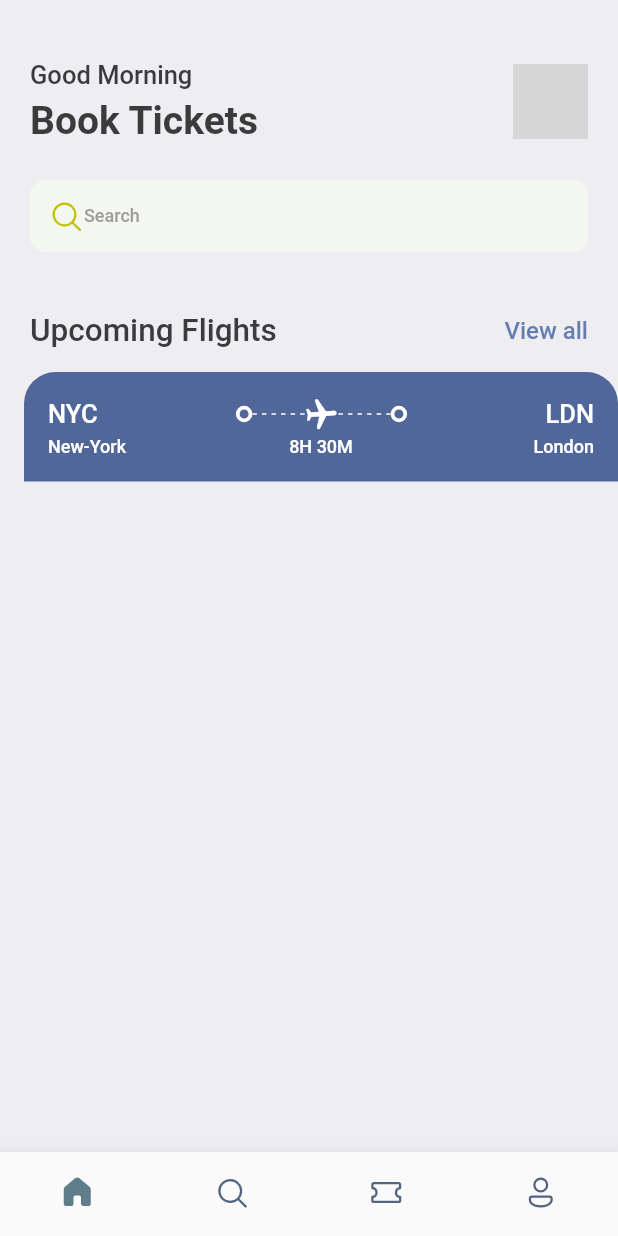
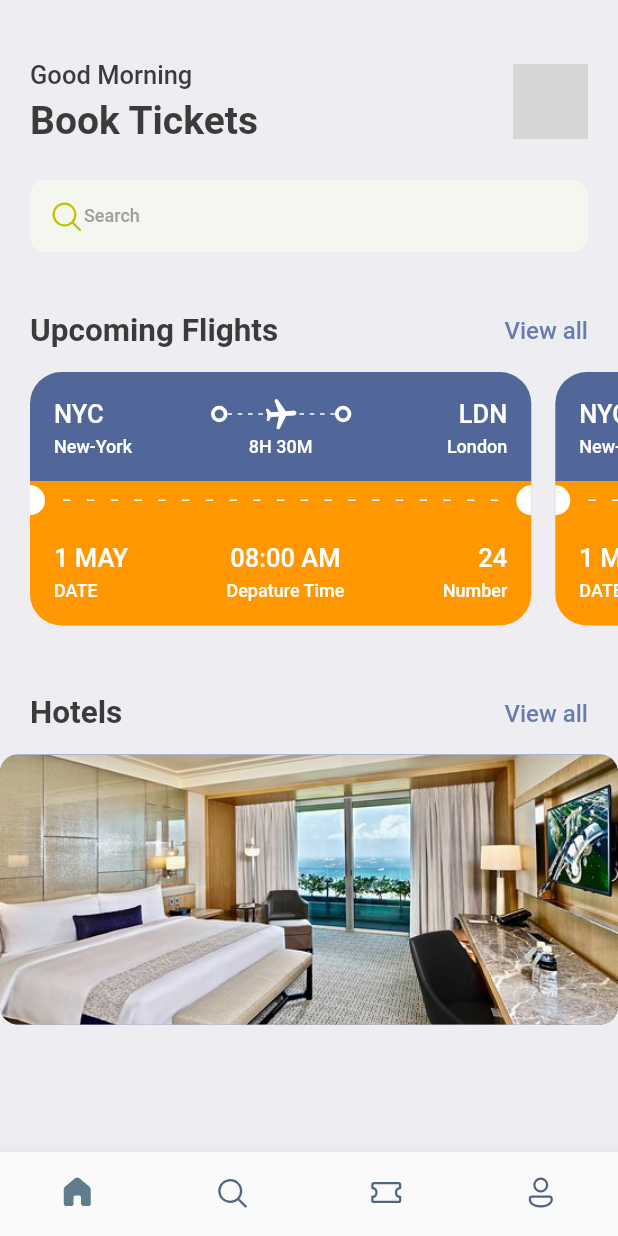
Before and after one commit to erwinqxy/book-tickets, a Flutter app: the screen it shows after launch, on a phone screen of 412 x 824 dp. Run offline on Flutter 3.47's test engine with Material 2 defaults, Android fonts, the phone set to English and light mode, and no system bars; our stand-ins replace fluentui_icons, gap; grey boxes are pictures that could not be loaded.

Commit message:
Add Hotel cards

```diff
--- a/lib/screens/home_screen.dart
+++ b/lib/screens/home_screen.dart
@@ -1,3 +1,4 @@
+import 'package:booktickets/screens/hotel_screen.dart';
 import 'package:booktickets/screens/ticket_view.dart';
 import 'package:fluentui_icons/fluentui_icons.dart';
 import 'package:flutter/material.dart';
@@ -77,7 +78,34 @@ class HomeScreen extends StatelessWidget {
                 ],
               )),
           const Gap(15),
-          TicketView(),
+          SingleChildScrollView(
+            scrollDirection: Axis.horizontal,
+            padding: const EdgeInsets.only(left:20),
+            child: Row(
+              children: [
+                TicketView(),
+                TicketView()
+              ],
+            ),
+
+          ),
+          const Gap(15),
+          Container(
+            padding: const EdgeInsets.symmetric(horizontal: 20),
+            child: Row(
+              mainAxisAlignment: MainAxisAlignment.spaceBetween,
+              children: [
+                Text("Hotels", style: Styles.headLineStyle2,),
+                InkWell(
+                    onTap: () {
+                      print("Tapped view all");
+                    },
+                    child: Text("View all", style: Styles.textStyle.copyWith(color: Styles.primaryColor)))
+              ],
+            ),
+          ),
+          const Gap(15),
+          HotelScreen()
         ]));
   }
 }
--- /dev/null
+++ b/lib/screens/hotel_screen.dart
@@ -0,0 +1,33 @@
+import 'package:booktickets/utils/app_layout.dart';
+import 'package:booktickets/utils/app_styles.dart';
+import 'package:flutter/material.dart';
+
+class HotelScreen extends StatelessWidget {
+  const HotelScreen({Key? key}) : super(key: key);
+
+  @override
+  Widget build(BuildContext context) {
+    final size = AppLayout.getSize(context);
+    return Container(
+      width: size.width * 0.6,
+      height: 350,
+      child: Column(
+        children: [
+          Container(
+            height: 180,
+            decoration: BoxDecoration(
+              borderRadius: BorderRadius.circular(12),
+              color: Styles.primaryColor,
+              image: DecorationImage(
+                fit: BoxFit.cover,
+                image: AssetImage(
+                  "assets/images/mbs.jpeg"
+                )
+              )
+            ),
+          )
+        ],
+      ),
+    );
+  }
+}
--- a/lib/screens/ticket_view.dart
+++ b/lib/screens/ticket_view.dart
@@ -11,10 +11,11 @@ class TicketView extends StatelessWidget {
   Widget build(BuildContext context) {
     final size = AppLayout.getSize(context);
     return SizedBox(
-      width: size.width,
+      width: size.width * 0.85,
       height: 200,
       child: Container(
-        margin: const EdgeInsets.only(left: 16),
+        margin: const EdgeInsets.only(right: 16),
+        // margin: const EdgeInsets.only(left: 16, top:10, right: 16, bottom: 16 ),
         child: Column(
           children: [
             /*
@@ -106,8 +107,98 @@ class TicketView extends StatelessWidget {
               ),
             ),
             Container(
+              color: Colors.orange,
               child: Row (
+                children: [
+                  const SizedBox(
+                    height: 20,
+                    width: 10,
+                    child: DecoratedBox(
+                      decoration: BoxDecoration(
+                          color: Colors.white,
+                          borderRadius: BorderRadius.only(
+                          topRight: Radius.circular(10),
+                          bottomRight: Radius.circular(10)
+                        )
+                      ),
+                    ),
+                  ),
+                  Expanded(child: Padding(
+                    padding: const EdgeInsets.all(12.0),
+                    child: LayoutBuilder(
+                      builder: (BuildContext context, BoxConstraints constraints) {
+                        return Flex(
+                        direction: Axis.horizontal,
+                        mainAxisAlignment: MainAxisAlignment.spaceBetween,
+                        mainAxisSize: MainAxisSize.max,
+                        children: List.generate((constraints.constrainWidth()/15).floor(), (index) => const SizedBox(
+                          width: 5, height: 1,
+                          child: DecoratedBox(
+                            decoration: BoxDecoration(
+                                color: Colors.white
+                            ),
+                          ),
+                        ))
+                        );
+                      },
+                    ),
+                  )),
+                  const SizedBox(
+                    height: 20,
+                    width: 10,
+                    child: DecoratedBox(
+                      decoration: BoxDecoration(
+                          color: Colors.white,
+                          borderRadius: BorderRadius.only(
+                              topLeft: Radius.circular(10),
+                              bottomLeft: Radius.circular(10)
+                          )
+                      ),
+                    ),
+                  )
+                ],
 
+              ),
+            ),
+            Container(
+              decoration: const BoxDecoration(
+                  color: Colors.orange,
+                  borderRadius: BorderRadius.only(
+                      bottomLeft: Radius.circular(21),
+                      bottomRight: Radius.circular(21))),
+              padding: const EdgeInsets.all(16),
+              child: Column(
+                children: [
+                  Row(
+                    mainAxisAlignment: MainAxisAlignment.spaceBetween,
+                    children: [
+                      Column(
+                        crossAxisAlignment: CrossAxisAlignment.start,
+                        children: [
+                          Text("1 MAY", style: Styles.headLineStyle3.copyWith(color: Colors.white),),
+                          const Gap(5),
+                          Text("DATE", style: Styles.headLineStyle4.copyWith(color: Colors.white),)
+                        ],
+                      ),
+                      Column(
+                        crossAxisAlignment: CrossAxisAlignment.center,
+                        children: [
+                          Text("08:00 AM", style: Styles.headLineStyle3.copyWith(color: Colors.white),),
+                          const Gap(5),
+                          Text("Depature Time", style: Styles.headLineStyle4.copyWith(color: Colors.white),)
+                        ],
+                      ),
+                      Column(
+                        crossAxisAlignment: CrossAxisAlignment.end,
+                        children: [
+                          Text("24", style: Styles.headLineStyle3.copyWith(color: Colors.white),),
+                          const Gap(5),
+                          Text("Number", style: Styles.headLineStyle4.copyWith(color: Colors.white),)
+                        ],
+                      ),
+                    ],
+                  )
+                ],
               ),
             )
           ],
--- a/lib/utils/app_styles.dart
+++ b/lib/utils/app_styles.dart
@@ -6,10 +6,10 @@ class Styles {
   static Color primaryColor = primary;
   static Color textColor = const Color(0xFF3b3b3b);
   static Color bgColor = const Color(0xFFeeedf2);
-  static Color orangeColor = const Color(0xFF526799);
+  static Color orangeColor = const Color(0xFFF37B67);
   static TextStyle textStyle = TextStyle(fontSize: 16, color: textColor, fontWeight: FontWeight.w500);
   static TextStyle headLineStyle1 = TextStyle(fontSize: 26, color: textColor, fontWeight: FontWeight.bold);
-  static TextStyle headLineStyle2 = TextStyle(fontSize: 21, color: textColor, fontWeight: FontWeight.w500);
+  static TextStyle headLineStyle2 = TextStyle(fontSize: 21, color: textColor, fontWeight: FontWeight.bold);
   static TextStyle headLineStyle3 = TextStyle(fontSize: 17, color: textColor, fontWeight: FontWeight.w500);
   static TextStyle headLineStyle4 = TextStyle(fontSize: 12, color: Colors.grey.shade500, fontWeight: FontWeight.w500);
 
```
Also changed, not shown: assets/images/mbs.jpeg (added), assets/product/3.png (added), 1 other file.
